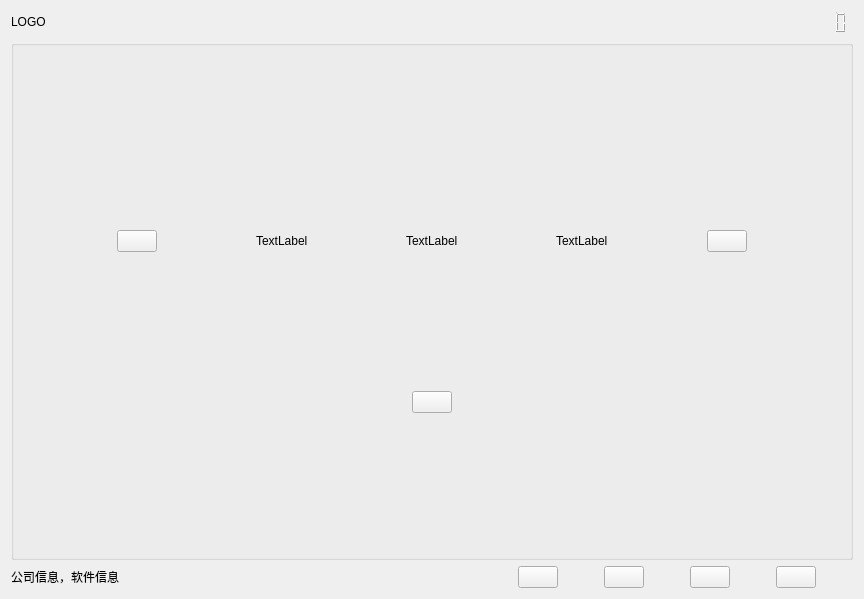
Before: the Qt Designer form qtpro/student_new/student_end2/VM_Code/loginwidget.ui in kevin201353/qt_student, drawn with Qt 5.
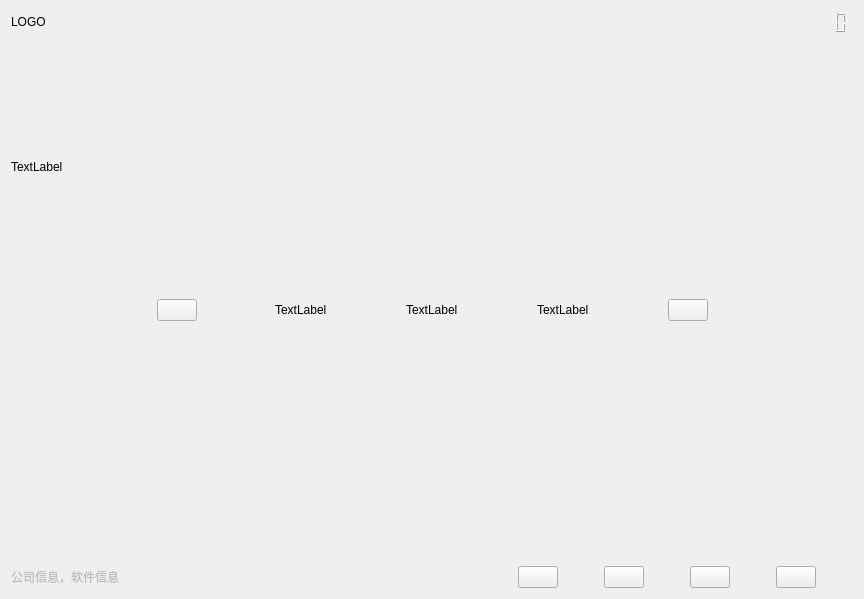
After: the same form once the commit is applied.

Patch:
```diff
--- a/qtpro/student_new/student_end2/VM_Code/loginwidget.ui
+++ b/qtpro/student_new/student_end2/VM_Code/loginwidget.ui
@@ -14,106 +14,7 @@
    <string>LoginWidget</string>
   </property>
   <layout class="QGridLayout" name="gridLayout">
-   <item row="0" column="0">
-    <layout class="QHBoxLayout" name="horizontalLayout">
-     <item>
-      <widget class="QLabel" name="Logolabel">
-       <property name="sizePolicy">
-        <sizepolicy hsizetype="Preferred" vsizetype="Fixed">
-         <horstretch>0</horstretch>
-         <verstretch>0</verstretch>
-        </sizepolicy>
-       </property>
-       <property name="text">
-        <string>LOGO</string>
-       </property>
-      </widget>
-     </item>
-     <item>
-      <spacer name="horizontalSpacer">
-       <property name="orientation">
-        <enum>Qt::Horizontal</enum>
-       </property>
-       <property name="sizeHint" stdset="0">
-        <size>
-         <width>13</width>
-         <height>20</height>
-        </size>
-       </property>
-      </spacer>
-     </item>
-     <item>
-      <widget class="QLCDNumber" name="TimeLcdNumber">
-       <property name="sizePolicy">
-        <sizepolicy hsizetype="Fixed" vsizetype="Fixed">
-         <horstretch>0</horstretch>
-         <verstretch>0</verstretch>
-        </sizepolicy>
-       </property>
-       <property name="frameShape">
-        <enum>QFrame::NoFrame</enum>
-       </property>
-      </widget>
-     </item>
-    </layout>
-   </item>
-   <item row="1" column="0">
-    <widget class="QGroupBox" name="groupBox">
-     <property name="title">
-      <string/>
-     </property>
-     <layout class="QGridLayout" name="gridLayout_2">
-      <item row="1" column="0">
-       <spacer name="horizontalSpacer_11">
-        <property name="orientation">
-         <enum>Qt::Horizontal</enum>
-        </property>
-        <property name="sizeHint" stdset="0">
-         <size>
-          <width>40</width>
-          <height>20</height>
-         </size>
-        </property>
-       </spacer>
-      </item>
-      <item row="3" column="0">
-       <layout class="QHBoxLayout" name="horizontalLayout_3">
-        <item>
-         <spacer name="horizontalSpacer_3">
-          <property name="orientation">
-           <enum>Qt::Horizontal</enum>
-          </property>
-          <property name="sizeHint" stdset="0">
-           <size>
-            <width>40</width>
-            <height>20</height>
-           </size>
-          </property>
-         </spacer>
-        </item>
-        <item>
-         <widget class="QPushButton" name="EnterpushButton">
-          <property name="text">
-           <string/>
-          </property>
-         </widget>
-        </item>
-        <item>
-         <spacer name="horizontalSpacer_4">
-          <property name="orientation">
-           <enum>Qt::Horizontal</enum>
-          </property>
-          <property name="sizeHint" stdset="0">
-           <size>
-            <width>40</width>
-            <height>20</height>
-           </size>
-          </property>
-         </spacer>
-        </item>
-       </layout>
-      </item>
-      <item row="2" column="0">
+   <item row="4" column="0">
        <layout class="QHBoxLayout" name="horizontalLayout_2">
         <item>
          <spacer name="horizontalSpacer_5">
@@ -128,6 +29,19 @@
           </property>
          </spacer>
         </item>
+     <item>
+      <spacer name="horizontalSpacer_11">
+       <property name="orientation">
+        <enum>Qt::Horizontal</enum>
+       </property>
+       <property name="sizeHint" stdset="0">
+        <size>
+         <width>40</width>
+         <height>20</height>
+        </size>
+       </property>
+      </spacer>
+     </item>
         <item>
          <widget class="QPushButton" name="LeftpushButton">
           <property name="text">
@@ -228,9 +142,7 @@
           </property>
          </spacer>
         </item>
-       </layout>
-      </item>
-      <item row="0" column="0">
+     <item>
        <spacer name="horizontalSpacer_12">
         <property name="orientation">
          <enum>Qt::Horizontal</enum>
@@ -244,12 +156,47 @@
        </spacer>
       </item>
      </layout>
-    </widget>
+   </item>
+   <item row="1" column="0">
+    <spacer name="verticalSpacer_2">
+     <property name="orientation">
+      <enum>Qt::Vertical</enum>
+     </property>
+     <property name="sizeHint" stdset="0">
+      <size>
+       <width>20</width>
+       <height>40</height>
+      </size>
+     </property>
+    </spacer>
+   </item>
+   <item row="3" column="0">
+    <spacer name="verticalSpacer_3">
+     <property name="orientation">
+      <enum>Qt::Vertical</enum>
+     </property>
+     <property name="sizeHint" stdset="0">
+      <size>
+       <width>20</width>
+       <height>40</height>
+      </size>
+     </property>
+    </spacer>
    </item>
    <item row="2" column="0">
+    <widget class="QLabel" name="label_Logo">
+     <property name="text">
+      <string>TextLabel</string>
+     </property>
+    </widget>
+   </item>
+   <item row="7" column="0">
     <layout class="QHBoxLayout" name="horizontalLayout_5">
      <item>
       <widget class="QLabel" name="Informationlabel">
+       <property name="enabled">
+        <bool>false</bool>
+       </property>
        <property name="text">
         <string>公司信息，软件信息</string>
        </property>
@@ -268,6 +215,19 @@
        </property>
       </spacer>
      </item>
+     <item>
+      <spacer name="horizontalSpacer_17">
+       <property name="orientation">
+        <enum>Qt::Horizontal</enum>
+       </property>
+       <property name="sizeHint" stdset="0">
+        <size>
+         <width>40</width>
+         <height>20</height>
+        </size>
+       </property>
+      </spacer>
+     </item>
      <item>
       <spacer name="horizontalSpacer_16">
        <property name="orientation">
@@ -367,9 +327,76 @@
      </item>
     </layout>
    </item>
-  </layout>
-  <zorder>groupBox</zorder>
-  <zorder>horizontalSpacer_15</zorder>
+   <item row="0" column="0">
+    <layout class="QHBoxLayout" name="horizontalLayout">
+     <item>
+      <widget class="QLabel" name="Logolabel">
+       <property name="sizePolicy">
+        <sizepolicy hsizetype="Preferred" vsizetype="Fixed">
+         <horstretch>0</horstretch>
+         <verstretch>0</verstretch>
+        </sizepolicy>
+       </property>
+       <property name="text">
+        <string>LOGO</string>
+       </property>
+      </widget>
+     </item>
+     <item>
+      <spacer name="horizontalSpacer">
+       <property name="orientation">
+        <enum>Qt::Horizontal</enum>
+       </property>
+       <property name="sizeHint" stdset="0">
+        <size>
+         <width>13</width>
+         <height>20</height>
+        </size>
+       </property>
+      </spacer>
+     </item>
+     <item>
+      <widget class="QLCDNumber" name="TimeLcdNumber">
+       <property name="sizePolicy">
+        <sizepolicy hsizetype="Fixed" vsizetype="Fixed">
+         <horstretch>0</horstretch>
+         <verstretch>0</verstretch>
+        </sizepolicy>
+       </property>
+       <property name="frameShape">
+        <enum>QFrame::NoFrame</enum>
+       </property>
+      </widget>
+     </item>
+    </layout>
+   </item>
+   <item row="5" column="0">
+    <spacer name="verticalSpacer">
+     <property name="orientation">
+      <enum>Qt::Vertical</enum>
+     </property>
+     <property name="sizeHint" stdset="0">
+      <size>
+       <width>20</width>
+       <height>40</height>
+      </size>
+     </property>
+    </spacer>
+   </item>
+   <item row="6" column="0">
+    <spacer name="verticalSpacer_4">
+     <property name="orientation">
+      <enum>Qt::Vertical</enum>
+     </property>
+     <property name="sizeHint" stdset="0">
+      <size>
+       <width>20</width>
+       <height>40</height>
+      </size>
+     </property>
+    </spacer>
+   </item>
+  </layout>
   <zorder></zorder>
   <zorder>horizontalSpacer_30</zorder>
   <zorder>horizontalSpacer_16</zorder>
```
Left out of the diff: 8 changed lines with no effect on the pictures. Lines whose indentation alone changed are shown as unchanged.
